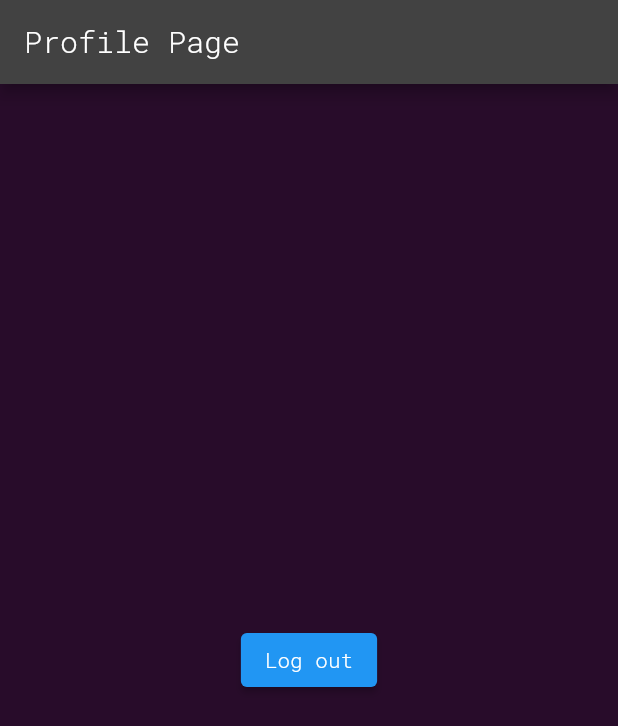
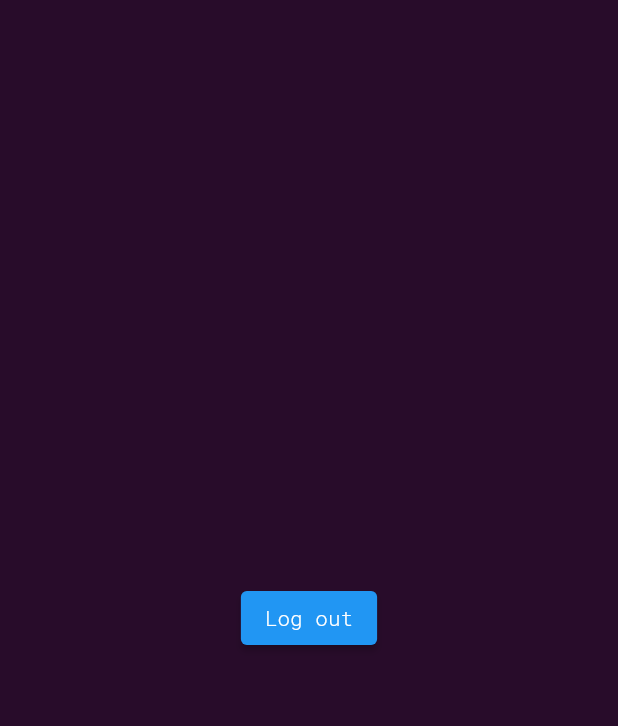
Before and after one commit to JDWorkoutApp/jd_workout_flutter, a Flutter app: the SettingPage screen opened directly, on a phone screen of 412 x 824 dp. Shown: the top 726 px of the screen. Run offline on Flutter 3.47's test engine with Material 2 defaults, Android fonts, the phone set to English and light mode, and no system bars; our stand-ins replace firebase_auth, firebase_core, flutter_dotenv, fluttertoast, google_sign_in, shared_preferences and 1 more; accounts and stored records are empty.

Commit message:
Remove app bar

```diff
--- a/lib/home_page.dart
+++ b/lib/home_page.dart
@@ -1,5 +1,4 @@
 import 'package:flutter/material.dart';
-import 'package:workout_app/counter_home_page.dart';
 import 'package:workout_app/equip_page.dart';
 import 'package:workout_app/profile_page.dart';
 import 'package:workout_app/exercise_page.dart';
@@ -23,9 +22,6 @@ class _MyHomePageState extends State<MyHomePage> {
   @override
   Widget build(BuildContext context) {
     return Scaffold(
-      appBar: AppBar(
-        title: Text(widget.title),
-      ),
       body: pages[currentPage],
       bottomNavigationBar: BottomNavigationBar(
         unselectedItemColor: Theme.of(context).primaryColor,
--- a/lib/profile_page.dart
+++ b/lib/profile_page.dart
@@ -8,9 +8,6 @@
   @override
   Widget build(BuildContext context) {
     return Scaffold(
-      appBar: AppBar(
-        title: Text("Profile Page"),
-      ),
       body: Center(
         child: ElevatedButton(
           onPressed: () {
```
